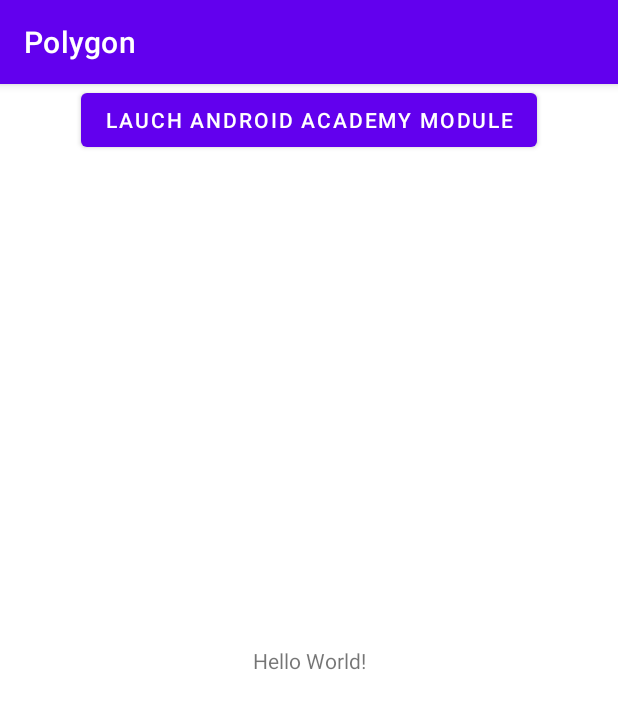
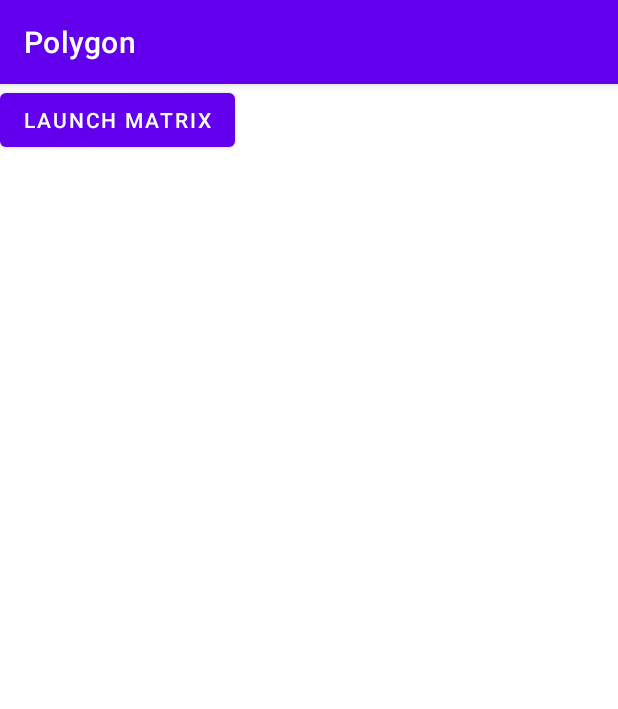
Before and after one commit to shjman/polygon, an Android app: the screen it shows after launch (MainActivity), on a phone screen of 412 x 824 dp. Shown: the top 709 px of the screen. Run offline under Robolectric (Android 15) with nearby library versions, the phone set to English and light mode, and no system bars; our stand-ins replace Timber; libraries missing offline, so code that uses them is left out: by.kirich1409.viewbindingdelegate, reactivecircus.flowbinding.android; 1 statement that could not run was skipped.

```diff
--- a/app/src/main/AndroidManifest.xml
+++ b/app/src/main/AndroidManifest.xml
@@ -1,9 +1,11 @@
 <?xml version="1.0" encoding="utf-8"?>
-<manifest xmlns:android="http://schemas.android.com/apk/res/android"
+<manifest
+    xmlns:android="http://schemas.android.com/apk/res/android"
     xmlns:tools="http://schemas.android.com/tools"
     package="com.shjman.polygon">
 
     <application
+        android:name="com.shjman.polygon.App"
         android:allowBackup="true"
         android:icon="@mipmap/ic_launcher"
         android:label="@string/app_name"
@@ -11,7 +13,7 @@
         android:supportsRtl="true"
         android:theme="@style/Theme.Polygon"
         tools:replace="android:theme">
-        <activity android:name=".MainActivity">
+        <activity android:name=".ui.MainActivity">
             <intent-filter>
                 <action android:name="android.intent.action.MAIN" />
 
@@ -19,7 +21,7 @@
             </intent-filter>
         </activity>
 
-        <activity android:name="com.shjman.android_academy.MainActivity">
+        <activity android:name="com.shjman.android_academy.MatrixEffectActivity">
             <intent-filter>
                 <action android:name="com.shjman.android_academy.MainActivity" />
                 <category android:name="android.intent.category.DEFAULT" />
--- /dev/null
+++ b/app/src/main/java/com/shjman/polygon/App.kt
@@ -0,0 +1,13 @@
+package com.shjman.polygon
+
+import android.app.Application
+import timber.log.Timber
+
+class App : Application() {
+    override fun onCreate() {
+        super.onCreate()
+        if (BuildConfig.DEBUG) {
+            Timber.plant(Timber.DebugTree())
+        }
+    }
+}
--- a/app/src/main/java/com/shjman/polygon/MainActivity.kt
+++ /dev/null
@@ -1,25 +0,0 @@
-package com.shjman.polygon
-
-import android.content.Intent
-import android.os.Bundle
-import android.widget.Button
-import androidx.appcompat.app.AppCompatActivity
-
-
-class MainActivity : AppCompatActivity() {
-    override fun onCreate(savedInstanceState: Bundle?) {
-        super.onCreate(savedInstanceState)
-        setContentView(R.layout.activity_main)
-
-
-        val launchAndroidAcademy = findViewById<Button>(R.id.launch_android_academy)
-        launchAndroidAcademy.setOnClickListener {
-            try {
-                intent = Intent(this, Class.forName("com.shjman.android_academy.MainActivity"))
-                startActivity(intent)
-            } catch (e: ClassNotFoundException) {
-                e.printStackTrace()
-            }
-        }
-    }
-}
--- /dev/null
+++ b/app/src/main/java/com/shjman/polygon/ui/MainActivity.kt
@@ -0,0 +1,28 @@
+package com.shjman.polygon.ui
+
+import android.content.Intent
+import android.os.Bundle
+import androidx.appcompat.app.AppCompatActivity
+import androidx.lifecycle.lifecycleScope
+import by.kirich1409.viewbindingdelegate.viewBinding
+import com.shjman.polygon.R
+import com.shjman.polygon.databinding.ActivityMainBinding
+import kotlinx.coroutines.flow.catch
+import kotlinx.coroutines.flow.launchIn
+import kotlinx.coroutines.flow.onEach
+import reactivecircus.flowbinding.android.view.clicks
+import timber.log.Timber
+
+class MainActivity : AppCompatActivity(R.layout.activity_main) {
+
+    private val binding by viewBinding(ActivityMainBinding::bind, R.id.main_container)
+
+    override fun onCreate(savedInstanceState: Bundle?) {
+        super.onCreate(savedInstanceState)
+
+        binding.mainLaunchMatrix.clicks()
+            .onEach { startActivity(Intent(this, Class.forName("com.shjman.android_academy.MatrixEffectActivity"))) }
+            .catch { cause -> Timber.e(cause, " error while startActivity(intent)") }
+            .launchIn(lifecycleScope)
+    }
+}
--- a/app/src/main/res/layout/activity_main.xml
+++ b/app/src/main/res/layout/activity_main.xml
@@ -1,26 +1,16 @@
 <?xml version="1.0" encoding="utf-8"?>
-<androidx.constraintlayout.widget.ConstraintLayout xmlns:android="http://schemas.android.com/apk/res/android"
+<androidx.constraintlayout.widget.ConstraintLayout
+    xmlns:android="http://schemas.android.com/apk/res/android"
     xmlns:app="http://schemas.android.com/apk/res-auto"
-    xmlns:tools="http://schemas.android.com/tools"
+    android:id="@+id/main_container"
     android:layout_width="match_parent"
-    android:layout_height="match_parent"
-    tools:context=".MainActivity">
+    android:layout_height="match_parent">
 
-    <TextView
+    <com.google.android.material.button.MaterialButton
+        android:id="@+id/main_launch_matrix"
         android:layout_width="wrap_content"
         android:layout_height="wrap_content"
-        android:text="Hello World!"
-        app:layout_constraintBottom_toBottomOf="parent"
-        app:layout_constraintLeft_toLeftOf="parent"
-        app:layout_constraintRight_toRightOf="parent"
-        app:layout_constraintTop_toTopOf="parent" />
-
-    <Button
-        android:id="@+id/launch_android_academy"
-        android:layout_width="wrap_content"
-        android:layout_height="wrap_content"
-        android:text="lauch android academy module"
-        app:layout_constraintEnd_toEndOf="parent"
+        android:text="launch matrix"
         app:layout_constraintStart_toStartOf="parent"
         app:layout_constraintTop_toTopOf="parent" />
 
```
